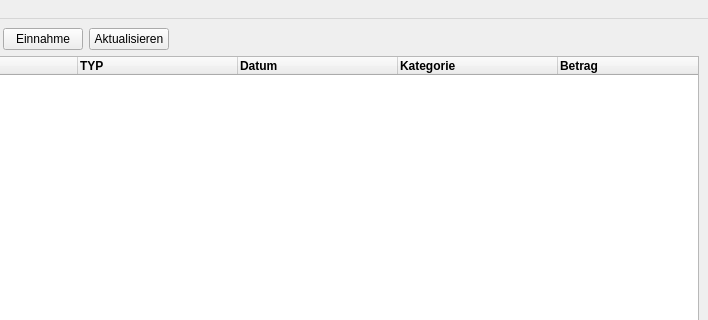
First picture: the form in ui/mainwindow.ui, repository FabianGuillemin/expenseManager, before the edit; both pictures show x 92 to 800 and y 0 to 320 of the 800 by 600 pixel window.
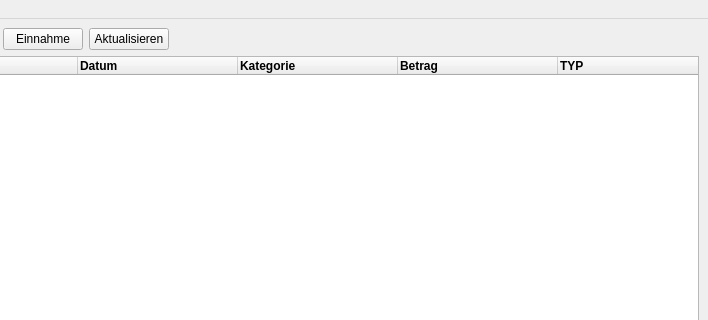
Second picture: the form after the edit.

The edit to the form file:
```diff
--- a/ui/mainwindow.ui
+++ b/ui/mainwindow.ui
@@ -67,20 +67,6 @@
         <set>AlignLeading|AlignVCenter</set>
        </property>
       </column>
-      <column>
-       <property name="text">
-        <string>TYP</string>
-       </property>
-       <property name="font">
-        <font>
-         <weight>75</weight>
-         <bold>true</bold>
-        </font>
-       </property>
-       <property name="textAlignment">
-        <set>AlignLeading|AlignVCenter</set>
-       </property>
-      </column>
       <column>
        <property name="text">
         <string>Datum</string>
@@ -126,6 +112,20 @@
         <set>AlignLeading|AlignVCenter</set>
        </property>
       </column>
+      <column>
+       <property name="text">
+        <string>TYP</string>
+       </property>
+       <property name="font">
+        <font>
+         <weight>75</weight>
+         <bold>true</bold>
+        </font>
+       </property>
+       <property name="textAlignment">
+        <set>AlignLeading|AlignVCenter</set>
+       </property>
+      </column>
       <column>
        <property name="text">
         <string>Stichwort</string>
```
